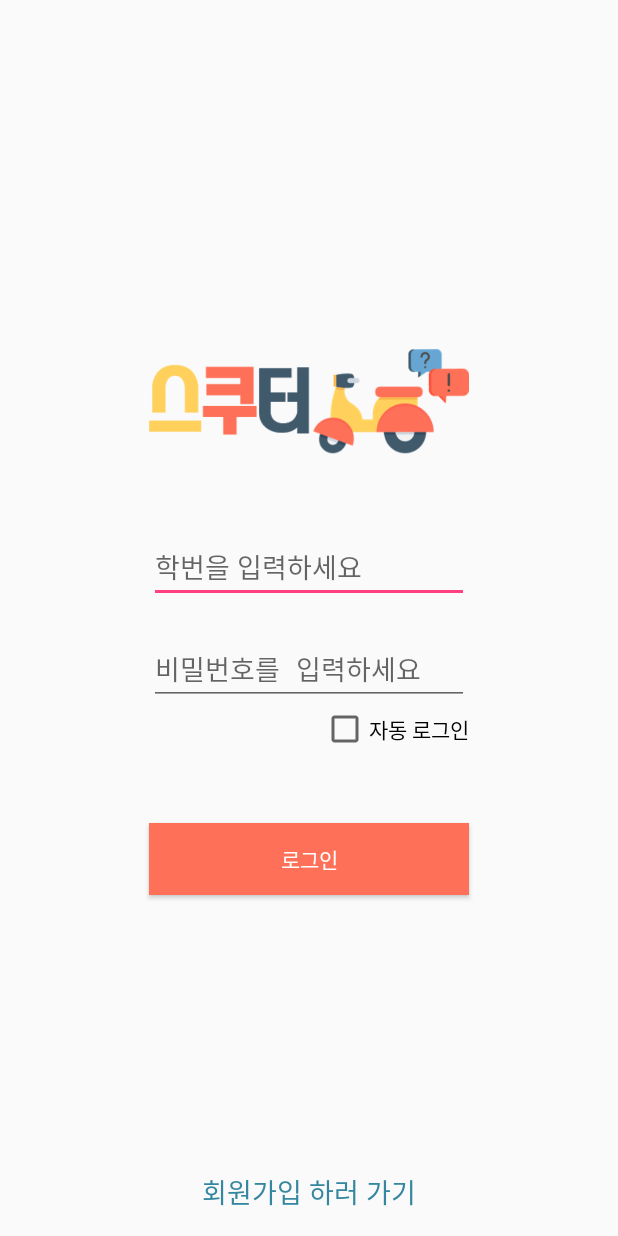
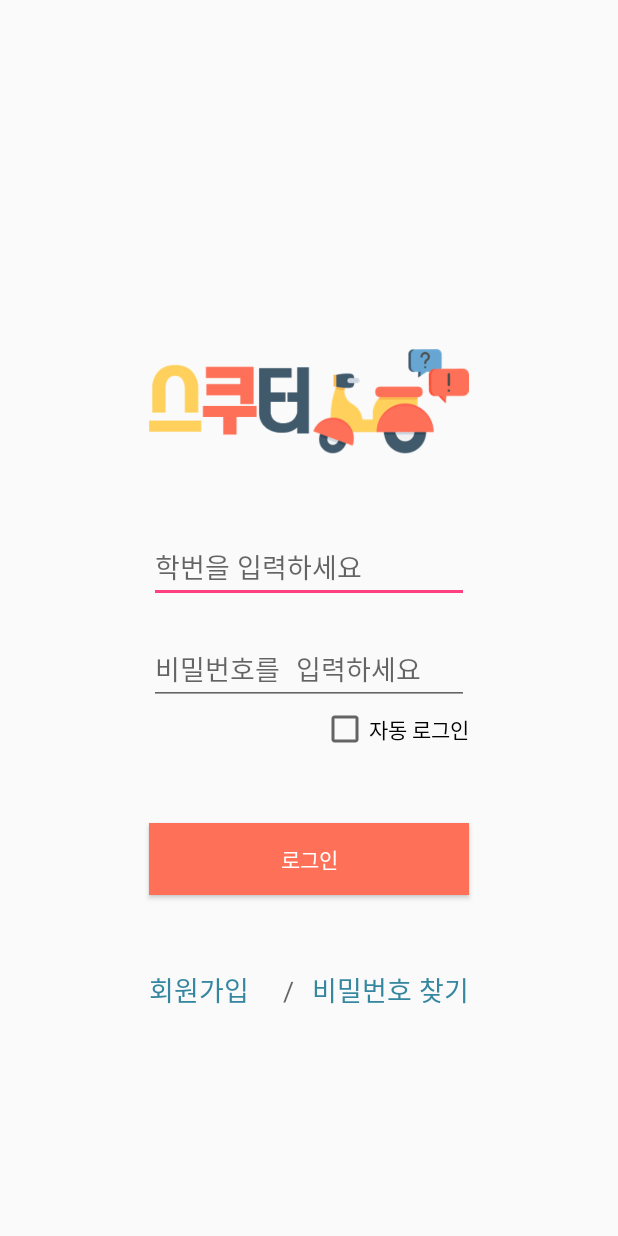
Before and after one commit to Mindo01/SKHUter_Android, an Android app: the screen it shows after launch (LoginFormActivity), on a phone screen of 412 x 824 dp. Run offline under Robolectric (Android 15) with nearby library versions, the phone set to English and light mode, and no system bars.

Commit message:
로그인 화면 디자인 수정 (회원가입/비번 찾기 이벤트)

```diff
--- a/SKHUter/app/src/main/java/com/classs/skhuter/view/LoginFormActivity.java
+++ b/SKHUter/app/src/main/java/com/classs/skhuter/view/LoginFormActivity.java
@@ -12,7 +12,7 @@ import com.classs.skhuter.R;
 public class LoginFormActivity extends Activity {
 
     Button btnLogin;
-    TextView textRegist;
+    TextView textRegist, textFindPW;
 
     @Override
     protected void onCreate(Bundle savedInstanceState) {
@@ -41,5 +41,16 @@ public class LoginFormActivity extends Activity {
             }
         });
 
+        textFindPW = (TextView) findViewById(R.id.textFindPW);
+
+        textFindPW.setOnClickListener(new View.OnClickListener() {
+            @Override
+            public void onClick(View view) {
+                Intent intent = new Intent(LoginFormActivity.this, FindPwActivity.class);
+                startActivity(intent);
+                finish();
+            }
+        });
+
     }
 }
--- a/SKHUter/app/src/main/res/layout/activity_login_form.xml
+++ b/SKHUter/app/src/main/res/layout/activity_login_form.xml
@@ -80,12 +80,37 @@
     <TextView
         android:layout_width="wrap_content"
         android:layout_height="wrap_content"
+        android:text="/"
         android:textAppearance="?android:attr/textAppearanceMedium"
-        android:text="회원가입 하러 가기"
+        android:textIsSelectable="true"
+        android:layout_marginEnd="18dp"
+        android:id="@+id/textView5"
+        android:layout_alignBaseline="@+id/textRegist"
+        android:layout_alignBottom="@+id/textRegist"
+        android:layout_toStartOf="@+id/chkIsAutoLogin" />
+
+    <TextView
+        android:id="@+id/textFindPW"
+        android:layout_width="wrap_content"
+        android:layout_height="wrap_content"
+        android:text="비밀번호 찾기"
+        android:textAppearance="?android:attr/textAppearanceMedium"
+        android:textColor="#3587a0"
+        android:textIsSelectable="true"
+        android:layout_alignBaseline="@+id/textView5"
+        android:layout_alignBottom="@+id/textView5"
+        android:layout_alignEnd="@+id/btnLogin" />
+
+    <TextView
         android:id="@+id/textRegist"
-        android:layout_alignParentBottom="true"
-        android:layout_centerHorizontal="true"
+        android:layout_width="wrap_content"
+        android:layout_height="wrap_content"
+        android:layout_marginTop="50dp"
+        android:text="회원가입"
+        android:textAppearance="?android:attr/textAppearanceMedium"
         android:textColor="#3587a0"
-        android:textIsSelectable="true" />
+        android:textIsSelectable="true"
+        android:layout_below="@+id/btnLogin"
+        android:layout_alignStart="@+id/btnLogin" />
 
 </RelativeLayout>
```
